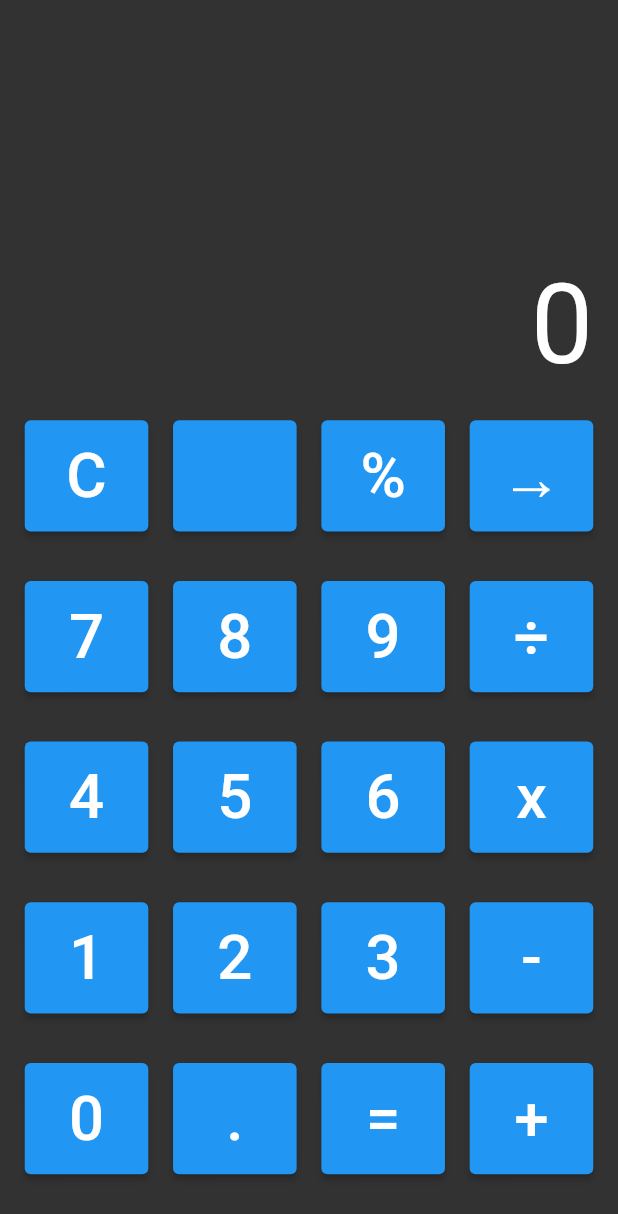
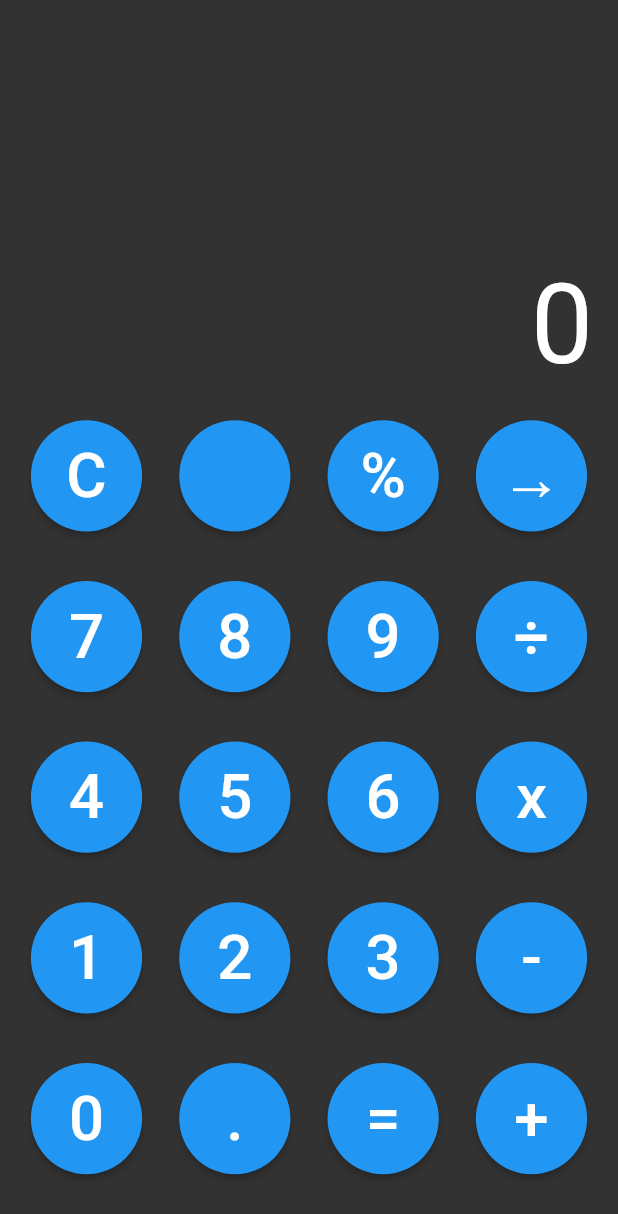
Before and after one commit to 99ehddud/calculator, a Flutter app: the screen it shows after launch, on a phone screen of 412 x 824 dp. Shown: the top 1214 px of the screen. Run offline on Flutter 3.47's test engine with Material 2 defaults, Android fonts, the phone set to English and light mode, and no system bars.

Commit message:
Ver.x.1.5 (Make Button Circle)

```diff
--- a/calculator/lib/main.dart
+++ b/calculator/lib/main.dart
@@ -69,11 +69,10 @@ class _CalculatorState extends State<Calculator> {
                 SizedBox(width: buttonHorizontalMargin),
                 ElevatedButton(
                   onPressed: () => _inputSign("C"),
-                  style: ButtonStyle(
+                  style: ElevatedButton.styleFrom(
                     tapTargetSize: MaterialTapTargetSize.shrinkWrap,
-                    fixedSize: MaterialStateProperty.all(
-                      Size(buttonWidth, buttonHeight),
-                    ),
+                    fixedSize: Size(buttonWidth, buttonHeight),
+                    shape: const CircleBorder(),
                   ),
                   child: Text(
                     "C",
@@ -85,11 +84,10 @@ class _CalculatorState extends State<Calculator> {
                 SizedBox(width: buttonHorizontalMargin),
                 ElevatedButton(
                   onPressed: () => _inputSign(""),
-                  style: ButtonStyle(
+                  style: ElevatedButton.styleFrom(
                     tapTargetSize: MaterialTapTargetSize.shrinkWrap,
-                    fixedSize: MaterialStateProperty.all(
-                      Size(buttonWidth, buttonHeight),
-                    ),
+                    fixedSize: Size(buttonWidth, buttonHeight),
+                    shape: const CircleBorder(),
                   ),
                   child: Text(
                     "",
@@ -101,11 +99,10 @@ class _CalculatorState extends State<Calculator> {
                 SizedBox(width: buttonHorizontalMargin),
                 ElevatedButton(
                   onPressed: () => _inputSign("%"),
-                  style: ButtonStyle(
+                  style: ElevatedButton.styleFrom(
                     tapTargetSize: MaterialTapTargetSize.shrinkWrap,
-                    fixedSize: MaterialStateProperty.all(
-                      Size(buttonWidth, buttonHeight),
-                    ),
+                    fixedSize: Size(buttonWidth, buttonHeight),
+                    shape: const CircleBorder(),
                   ),
                   child: Text(
                     "%",
@@ -117,11 +114,10 @@ class _CalculatorState extends State<Calculator> {
                 SizedBox(width: buttonHorizontalMargin),
                 ElevatedButton(
                   onPressed: () => _deleteNumber(),
-                  style: ButtonStyle(
+                  style: ElevatedButton.styleFrom(
                     tapTargetSize: MaterialTapTargetSize.shrinkWrap,
-                    fixedSize: MaterialStateProperty.all(
-                      Size(buttonWidth, buttonHeight),
-                    ),
+                    fixedSize: Size(buttonWidth, buttonHeight),
+                    shape: const CircleBorder(),
                   ),
                   child: Text(
                     "→",
@@ -140,11 +136,10 @@ class _CalculatorState extends State<Calculator> {
                 SizedBox(width: buttonHorizontalMargin),
                 ElevatedButton(
                   onPressed: () => _inputNumber(7),
-                  style: ButtonStyle(
+                  style: ElevatedButton.styleFrom(
                     tapTargetSize: MaterialTapTargetSize.shrinkWrap,
-                    fixedSize: MaterialStateProperty.all(
-                      Size(buttonWidth, buttonHeight),
-                    ),
+                    fixedSize: Size(buttonWidth, buttonHeight),
+                    shape: const CircleBorder(),
                   ),
                   child: Text(
                     "7",
@@ -156,11 +151,10 @@ class _CalculatorState extends State<Calculator> {
                 SizedBox(width: buttonHorizontalMargin),
                 ElevatedButton(
                   onPressed: () => _inputNumber(8),
-                  style: ButtonStyle(
+                  style: ElevatedButton.styleFrom(
                     tapTargetSize: MaterialTapTargetSize.shrinkWrap,
-                    fixedSize: MaterialStateProperty.all(
-                      Size(buttonWidth, buttonHeight),
-                    ),
+                    fixedSize: Size(buttonWidth, buttonHeight),
+                    shape: const CircleBorder(),
                   ),
                   child: Text(
                     "8",
@@ -172,11 +166,10 @@ class _CalculatorState extends State<Calculator> {
                 SizedBox(width: buttonHorizontalMargin),
                 ElevatedButton(
                   onPressed: () => _inputNumber(9),
-                  style: ButtonStyle(
+                  style: ElevatedButton.styleFrom(
                     tapTargetSize: MaterialTapTargetSize.shrinkWrap,
-                    fixedSize: MaterialStateProperty.all(
-                      Size(buttonWidth, buttonHeight),
-                    ),
+                    fixedSize: Size(buttonWidth, buttonHeight),
+                    shape: const CircleBorder(),
                   ),
                   child: Text(
                     "9",
@@ -188,11 +181,10 @@ class _CalculatorState extends State<Calculator> {
                 SizedBox(width: buttonHorizontalMargin),
                 ElevatedButton(
                   onPressed: () => _inputSign("÷"),
-                  style: ButtonStyle(
+                  style: ElevatedButton.styleFrom(
                     tapTargetSize: MaterialTapTargetSize.shrinkWrap,
-                    fixedSize: MaterialStateProperty.all(
-                      Size(buttonWidth, buttonHeight),
-                    ),
+                    fixedSize: Size(buttonWidth, buttonHeight),
+                    shape: const CircleBorder(),
                   ),
                   child: Text(
                     "÷",
@@ -211,11 +203,10 @@ class _CalculatorState extends State<Calculator> {
                 SizedBox(width: buttonHorizontalMargin),
                 ElevatedButton(
                   onPressed: () => _inputNumber(4),
-                  style: ButtonStyle(
+                  style: ElevatedButton.styleFrom(
                     tapTargetSize: MaterialTapTargetSize.shrinkWrap,
-                    fixedSize: MaterialStateProperty.all(
-                      Size(buttonWidth, buttonHeight),
-                    ),
+                    fixedSize: Size(buttonWidth, buttonHeight),
+                    shape: const CircleBorder(),
                   ),
                   child: Text(
                     "4",
@@ -227,11 +218,10 @@ class _CalculatorState extends State<Calculator> {
                 SizedBox(width: buttonHorizontalMargin),
                 ElevatedButton(
                   onPressed: () => _inputNumber(5),
-                  style: ButtonStyle(
+                  style: ElevatedButton.styleFrom(
                     tapTargetSize: MaterialTapTargetSize.shrinkWrap,
-                    fixedSize: MaterialStateProperty.all(
-                      Size(buttonWidth, buttonHeight),
-                    ),
+                    fixedSize: Size(buttonWidth, buttonHeight),
+                    shape: const CircleBorder(),
                   ),
                   child: Text(
                     "5",
@@ -243,11 +233,10 @@ class _CalculatorState extends State<Calculator> {
                 SizedBox(width: buttonHorizontalMargin),
                 ElevatedButton(
                   onPressed: () => _inputNumber(6),
-                  style: ButtonStyle(
+                  style: ElevatedButton.styleFrom(
                     tapTargetSize: MaterialTapTargetSize.shrinkWrap,
-                    fixedSize: MaterialStateProperty.all(
-                      Size(buttonWidth, buttonHeight),
-                    ),
+                    fixedSize: Size(buttonWidth, buttonHeight),
+                    shape: const CircleBorder(),
                   ),
                   child: Text(
                     "6",
@@ -259,11 +248,10 @@ class _CalculatorState extends State<Calculator> {
                 SizedBox(width: buttonHorizontalMargin),
                 ElevatedButton(
                   onPressed: () => _inputSign("x"),
-                  style: ButtonStyle(
+                  style: ElevatedButton.styleFrom(
                     tapTargetSize: MaterialTapTargetSize.shrinkWrap,
-                    fixedSize: MaterialStateProperty.all(
-                      Size(buttonWidth, buttonHeight),
-                    ),
+                    fixedSize: Size(buttonWidth, buttonHeight),
+                    shape: const CircleBorder(),
                   ),
                   child: Text(
                     "x",
@@ -282,11 +270,10 @@ class _CalculatorState extends State<Calculator> {
                 SizedBox(width: buttonHorizontalMargin),
                 ElevatedButton(
                   onPressed: () => _inputNumber(1),
-                  style: ButtonStyle(
+                  style: ElevatedButton.styleFrom(
                     tapTargetSize: MaterialTapTargetSize.shrinkWrap,
-                    fixedSize: MaterialStateProperty.all(
-                      Size(buttonWidth, buttonHeight),
-                    ),
+                    fixedSize: Size(buttonWidth, buttonHeight),
+                    shape: const CircleBorder(),
                   ),
                   child: Text(
                     "1",
@@ -298,11 +285,10 @@ class _CalculatorState extends State<Calculator> {
                 SizedBox(width: buttonHorizontalMargin),
                 ElevatedButton(
                   onPressed: () => _inputNumber(2),
-                  style: ButtonStyle(
+                  style: ElevatedButton.styleFrom(
                     tapTargetSize: MaterialTapTargetSize.shrinkWrap,
-                    fixedSize: MaterialStateProperty.all(
-                      Size(buttonWidth, buttonHeight),
-                    ),
+                    fixedSize: Size(buttonWidth, buttonHeight),
+                    shape: const CircleBorder(),
                   ),
                   child: Text(
                     "2",
@@ -314,11 +300,10 @@ class _CalculatorState extends State<Calculator> {
                 SizedBox(width: buttonHorizontalMargin),
                 ElevatedButton(
                   onPressed: () => _inputNumber(3),
-                  style: ButtonStyle(
+                  style: ElevatedButton.styleFrom(
                     tapTargetSize: MaterialTapTargetSize.shrinkWrap,
-                    fixedSize: MaterialStateProperty.all(
-                      Size(buttonWidth, buttonHeight),
-                    ),
+                    fixedSize: Size(buttonWidth, buttonHeight),
+                    shape: const CircleBorder(),
                   ),
                   child: Text(
                     "3",
@@ -330,11 +315,10 @@ class _CalculatorState extends State<Calculator> {
                 SizedBox(width: buttonHorizontalMargin),
                 ElevatedButton(
                   onPressed: () => _inputSign("-"),
-                  style: ButtonStyle(
+                  style: ElevatedButton.styleFrom(
                     tapTargetSize: MaterialTapTargetSize.shrinkWrap,
-                    fixedSize: MaterialStateProperty.all(
-                      Size(buttonWidth, buttonHeight),
-                    ),
+                    fixedSize: Size(buttonWidth, buttonHeight),
+                    shape: const CircleBorder(),
                   ),
                   child: Text(
                     "-",
@@ -353,11 +337,10 @@ class _CalculatorState extends State<Calculator> {
                 SizedBox(width: buttonHorizontalMargin),
                 ElevatedButton(
                   onPressed: () => _inputNumber(0),
-                  style: ButtonStyle(
+                  style: ElevatedButton.styleFrom(
                     tapTargetSize: MaterialTapTargetSize.shrinkWrap,
-                    fixedSize: MaterialStateProperty.all(
-                      Size(buttonWidth, buttonHeight),
-                    ),
+                    fixedSize: Size(buttonWidth, buttonHeight),
+                    shape: const CircleBorder(),
                   ),
                   child: Text(
                     "0",
@@ -369,11 +352,10 @@ class _CalculatorState extends State<Calculator> {
                 SizedBox(width: buttonHorizontalMargin),
                 ElevatedButton(
                   onPressed: () => _inputSign("."),
-                  style: ButtonStyle(
+                  style: ElevatedButton.styleFrom(
                     tapTargetSize: MaterialTapTargetSize.shrinkWrap,
-                    fixedSize: MaterialStateProperty.all(
-                      Size(buttonWidth, buttonHeight),
-                    ),
+                    fixedSize: Size(buttonWidth, buttonHeight),
+                    shape: const CircleBorder(),
                   ),
                   child: Text(
                     ".",
@@ -385,11 +367,10 @@ class _CalculatorState extends State<Calculator> {
                 SizedBox(width: buttonHorizontalMargin),
                 ElevatedButton(
                   onPressed: () => _inputSign("="),
-                  style: ButtonStyle(
+                  style: ElevatedButton.styleFrom(
                     tapTargetSize: MaterialTapTargetSize.shrinkWrap,
-                    fixedSize: MaterialStateProperty.all(
-                      Size(buttonWidth, buttonHeight),
-                    ),
+                    fixedSize: Size(buttonWidth, buttonHeight),
+                    shape: const CircleBorder(),
                   ),
                   child: Text(
                     "=",
@@ -401,11 +382,10 @@ class _CalculatorState extends State<Calculator> {
                 SizedBox(width: buttonHorizontalMargin),
                 ElevatedButton(
                   onPressed: () => _inputSign("+"),
-                  style: ButtonStyle(
+                  style: ElevatedButton.styleFrom(
                     tapTargetSize: MaterialTapTargetSize.shrinkWrap,
-                    fixedSize: MaterialStateProperty.all(
-                      Size(buttonWidth, buttonHeight),
-                    ),
+                    fixedSize: Size(buttonWidth, buttonHeight),
+                    shape: const CircleBorder(),
                   ),
                   child: Text(
                     "+",
```
